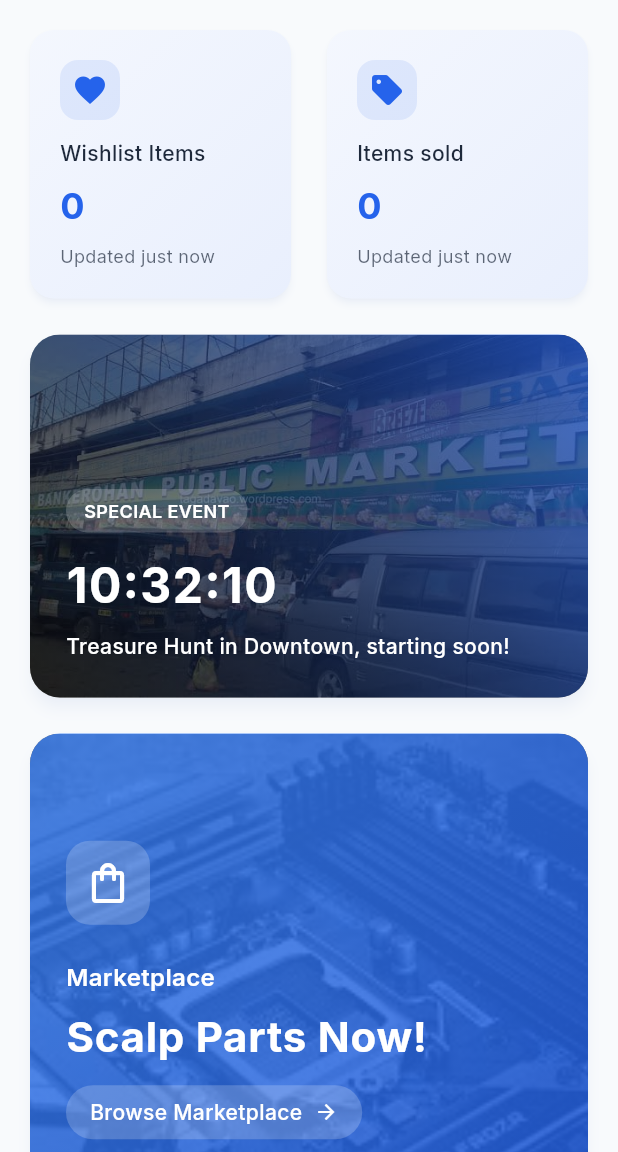
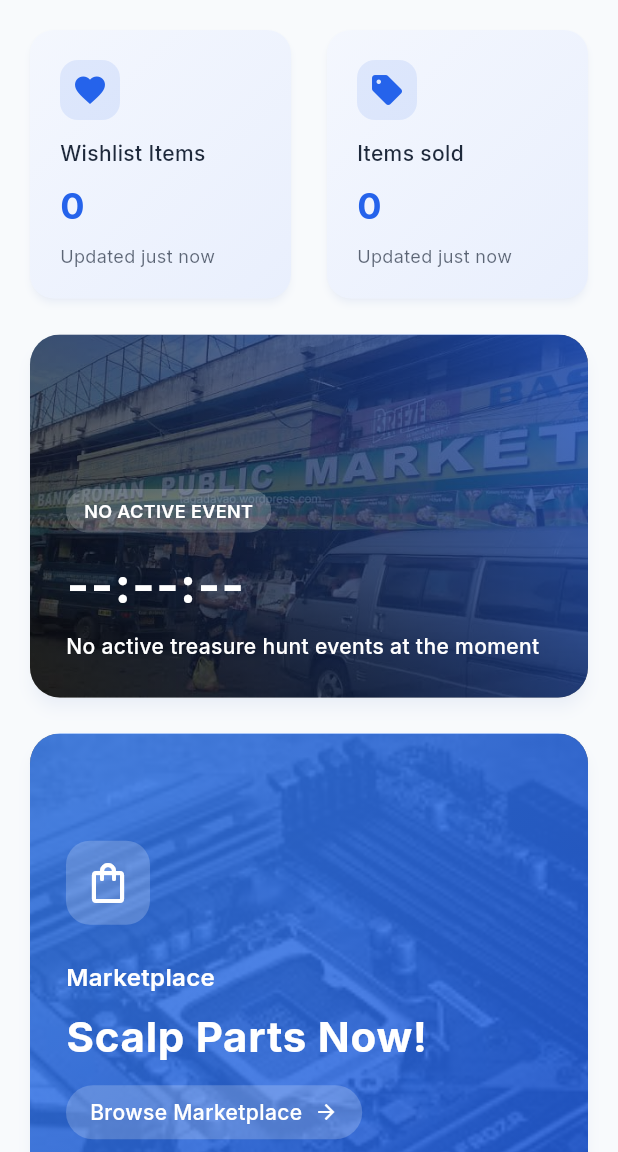
Before and after one commit to wde11/scalp_mobile_app, a Flutter app: the DashboardScreen screen opened by its route, on a phone screen of 412 x 824 dp, the part 84-1236 px from its top. Run offline on Flutter 3.47's test engine with Material 3 defaults, Android fonts, the phone set to English and light mode, and no system bars; our stand-ins replace cloud_firestore, firebase_auth, firebase_core, flutter_dotenv, geocoding, geolocator and 5 more; missing offline and left inert: cloudinary_public, flutter_polyline_points; accounts and stored records are empty.

Commit message:
Show live event status and timer in dashboard
Replaced static special event card with a StreamBuilder that displays the latest active event, a live countdown timer, and dynamic event details. If no event is active, a placeholder message and timer are shown. This improves user awareness of ongoing and upcoming scavenger hunt events.

```diff
--- a/lib/screens/dashboard_screen.dart
+++ b/lib/screens/dashboard_screen.dart
@@ -663,7 +663,24 @@ class _DashboardScreenState extends State<DashboardScreen>
       tag: 'special_event',
       child: Material(
         color: Colors.transparent,
-        child: GestureDetector(
+        child: StreamBuilder<List<ScavengerHuntItem>>(
+          stream: _scavengerHuntService.getAllItems(),
+          builder: (context, snapshot) {
+            // Get the latest active event
+            ScavengerHuntItem? latestEvent;
+            if (snapshot.hasData && snapshot.data!.isNotEmpty) {
+              final activeEvents = snapshot.data!
+                  .where((item) => item.isActive && item.isEventActive)
+                  .toList();
+
+              if (activeEvents.isNotEmpty) {
+                // Sort by creation date to get the latest
+                activeEvents.sort((a, b) => b.createdAt.compareTo(a.createdAt));
+                latestEvent = activeEvents.first;
+              }
+            }
+
+            return GestureDetector(
               onTap: () {
                 // Navigate to map tab (index 2)
                 if (widget.onNavigateToTab != null) {
@@ -713,9 +730,9 @@ class _DashboardScreenState extends State<DashboardScreen>
                               color: Colors.white.withOpacity(0.2),
                               borderRadius: BorderRadius.circular(20),
                             ),
-                        child: const Text(
-                          'SPECIAL EVENT',
-                          style: TextStyle(
+                            child: Text(
+                              latestEvent != null ? 'LIVE EVENT' : 'NO ACTIVE EVENT',
+                              style: const TextStyle(
                                 color: Colors.white,
                                 fontWeight: FontWeight.w600,
                                 fontSize: 12,
@@ -723,30 +740,77 @@ class _DashboardScreenState extends State<DashboardScreen>
                             ),
                           ),
                           const SizedBox(height: 12),
-                      const Text(
-                        '10:32:10',
+                          if (latestEvent != null) ...[
+                            // Live Timer
+                            StreamBuilder(
+                              stream: Stream.periodic(const Duration(seconds: 1)),
+                              builder: (context, snapshot) {
+                                final timeRemaining = latestEvent!.timeRemaining;
+                                String timerText = 'Event Ended';
+
+                                if (timeRemaining != null && timeRemaining > Duration.zero) {
+                                  final hours = timeRemaining.inHours.toString().padLeft(2, '0');
+                                  final minutes = (timeRemaining.inMinutes % 60).toString().padLeft(2, '0');
+                                  final seconds = (timeRemaining.inSeconds % 60).toString().padLeft(2, '0');
+                                  timerText = '$hours:$minutes:$seconds';
+                                }
+
+                                return Text(
+                                  timerText,
                                   style: TextStyle(
                                     color: Colors.white,
                                     fontSize: 32,
                                     fontWeight: FontWeight.bold,
                                     letterSpacing: 1,
-                        ),
+                                    shadows: [
+                                      Shadow(
+                                        color: Colors.black.withOpacity(0.5),
+                                        blurRadius: 10,
+                                      ),
+                                    ],
+                                  ),
+                                );
+                              },
                             ),
                             const SizedBox(height: 8),
-                      const Text(
-                        'Treasure Hunt in Downtown, starting soon!',
-                        style: TextStyle(
+                            Text(
+                              latestEvent.title,
+                              style: const TextStyle(
                                 color: Colors.white,
                                 fontSize: 14,
                                 fontWeight: FontWeight.w500,
                               ),
-                      ),
-                    ],
-                  ),
-                ),
-              ),
-            ),
-          ),
+                              maxLines: 2,
+                              overflow: TextOverflow.ellipsis,
+                            ),
+                          ] else ...[
+                            const Text(
+                              '--:--:--',
+                              style: TextStyle(
+                                color: Colors.white,
+                                fontSize: 32,
+                                fontWeight: FontWeight.bold,
+                                letterSpacing: 1,
+                              ),
+                            ),
+                            const SizedBox(height: 8),
+                            const Text(
+                              'No active treasure hunt events at the moment',
+                              style: TextStyle(
+                                color: Colors.white,
+                                fontSize: 14,
+                                fontWeight: FontWeight.w500,
+                              ),
+                            ),
+                          ],
+                        ],
+                      ),
+                    ),
+                  ),
+                ),
+              ),
+            );
+          },
         ),
       ),
     );
```
Lines whose indentation alone changed are shown as unchanged.
